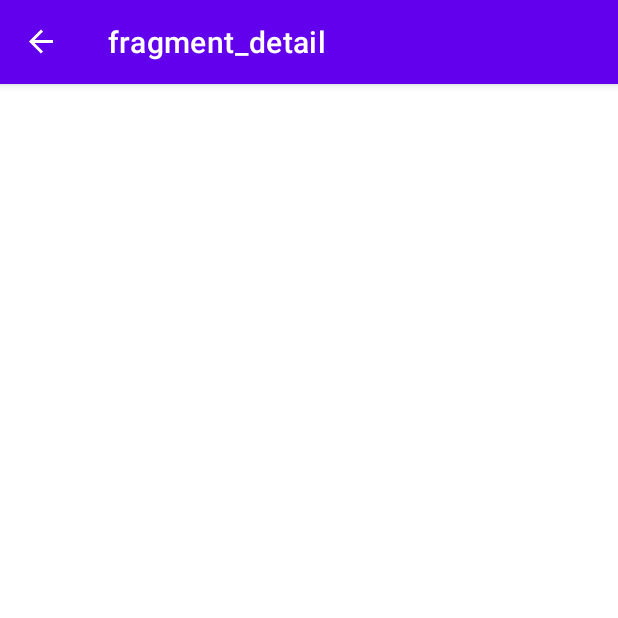
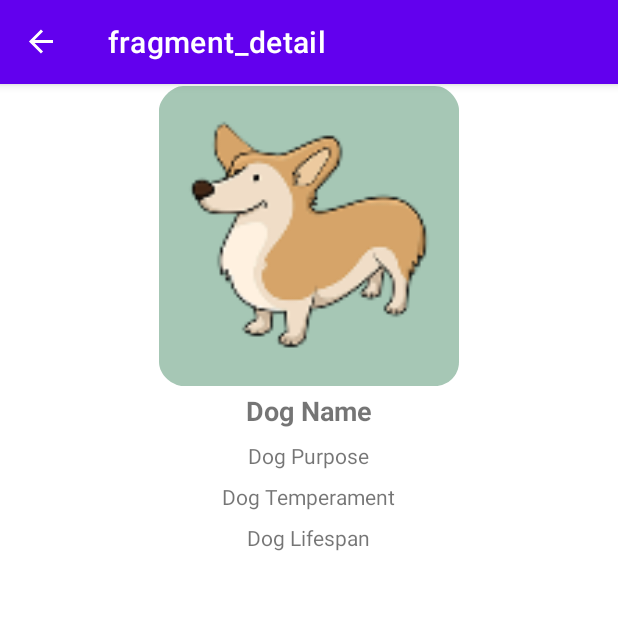
Before and after one commit to leoyunxi/jetpack_dogs_app, an Android app: the DetailFragment screen opened through its navigation route, on a phone screen of 412 x 824 dp, the top half of it. Run offline under Robolectric (Android 15) with nearby library versions, the phone set to English and light mode, and no system bars; our stand-ins replace ButterKnife, navigation-ui.

Commit message:
RelativeLayout

```diff
--- a/app/src/main/res/layout/fragment_detail.xml
+++ b/app/src/main/res/layout/fragment_detail.xml
@@ -1,5 +1,5 @@
 <?xml version="1.0" encoding="utf-8"?>
-<androidx.constraintlayout.widget.ConstraintLayout xmlns:android="http://schemas.android.com/apk/res/android"
+<RelativeLayout xmlns:android="http://schemas.android.com/apk/res/android"
     xmlns:app="http://schemas.android.com/apk/res-auto"
     xmlns:tools="http://schemas.android.com/tools"
     android:id="@+id/frameLayout2"
@@ -7,4 +7,53 @@
     android:layout_height="match_parent"
     tools:context=".view.DetailFragment">
 
-</androidx.constraintlayout.widget.ConstraintLayout>
+    <ImageView
+        android:id="@+id/dogImage"
+        android:layout_width="match_parent"
+        android:layout_height="wrap_content"
+        android:layout_alignParentTop="true"
+        android:minHeight="200dp"
+        android:scaleType="fitCenter"
+        android:src="@mipmap/ic_launcher_dog" />
+
+    <TextView
+        android:id="@+id/dogName"
+        style="@style/title"
+        android:layout_width="wrap_content"
+        android:layout_height="wrap_content"
+        android:layout_below="@id/dogImage"
+        android:layout_centerHorizontal="true"
+        android:layout_margin="4dp"
+        android:text="Dog Name" />
+
+    <TextView
+        android:id="@+id/dogPurpose"
+        style="@style/text"
+        android:layout_width="wrap_content"
+        android:layout_height="wrap_content"
+        android:layout_below="@id/dogName"
+        android:layout_centerHorizontal="true"
+        android:layout_margin="4dp"
+        android:text="Dog Purpose" />
+
+    <TextView
+        android:id="@+id/dogTemperament"
+        style="@style/text"
+        android:layout_width="wrap_content"
+        android:layout_height="wrap_content"
+        android:layout_below="@id/dogPurpose"
+        android:layout_centerHorizontal="true"
+        android:layout_margin="4dp"
+        android:text="Dog Temperament" />
+
+    <TextView
+        android:id="@+id/dogLifespan"
+        style="@style/text"
+        android:layout_width="wrap_content"
+        android:layout_height="wrap_content"
+        android:layout_below="@id/dogTemperament"
+        android:layout_centerHorizontal="true"
+        android:layout_margin="4dp"
+        android:text="Dog Lifespan" />
+
+</RelativeLayout>
```
